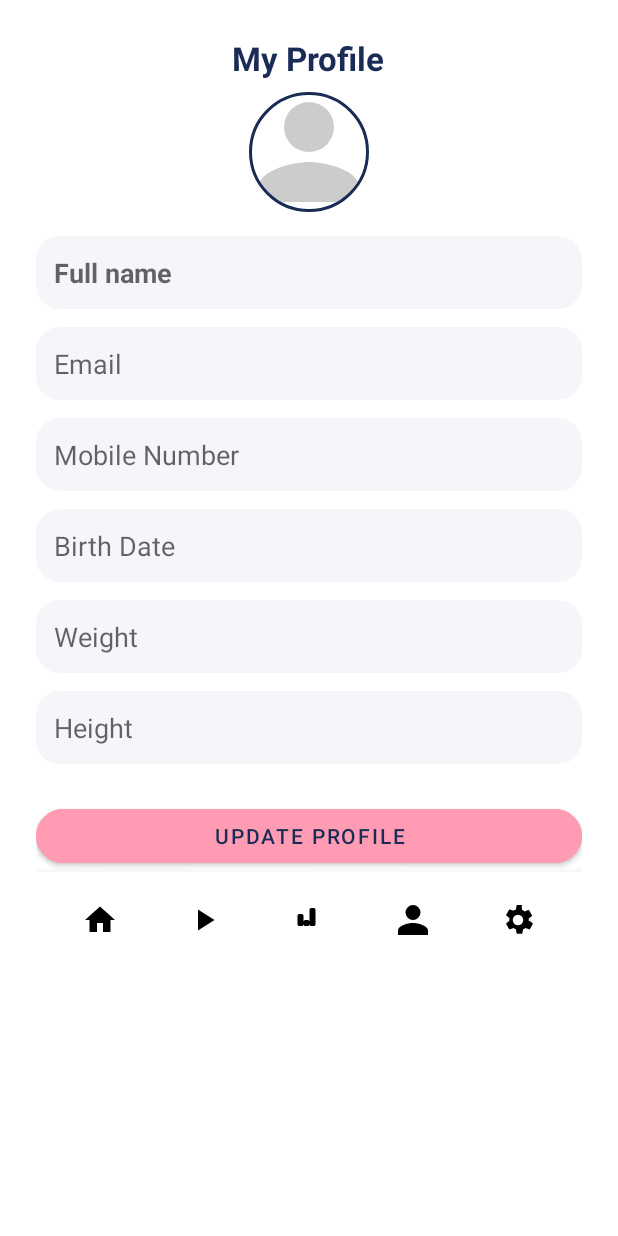
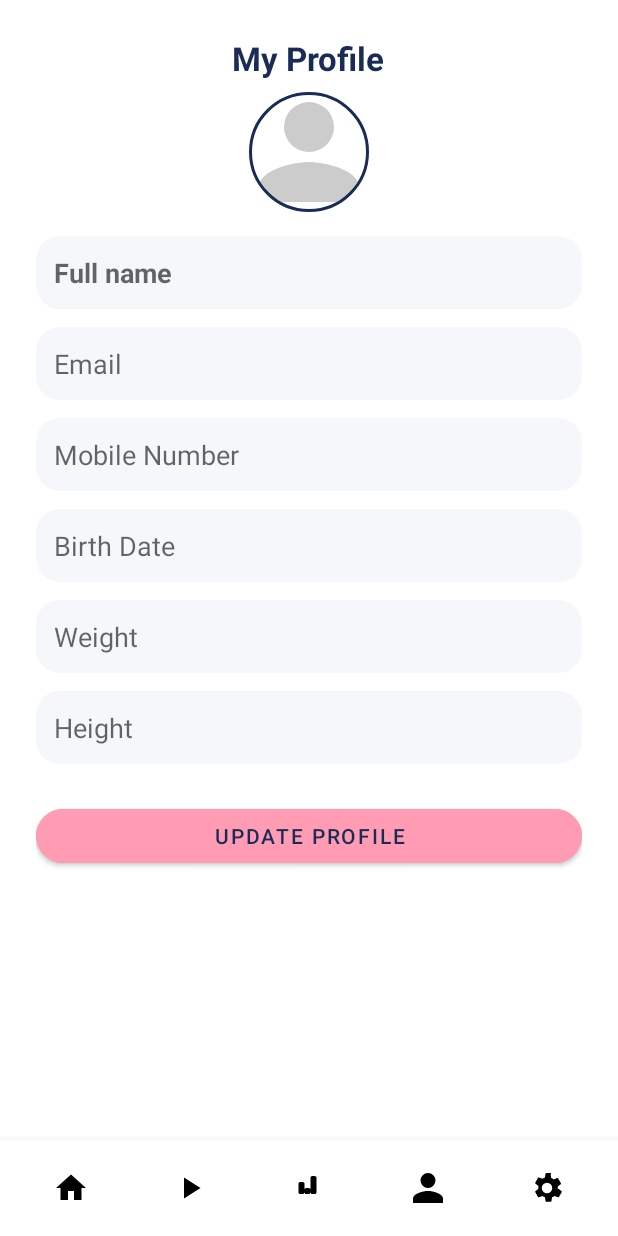
Before and after one commit to NathanaelSjak/FitBuddyV2, an Android app: the AccountDetailsActivity screen opened directly, with no data from a screen before it, on a phone screen of 412 x 824 dp. Run offline under Robolectric (Android 15) with nearby library versions, the phone set to English and light mode, and no system bars; our stand-ins replace CircleImageView, Firebase (no records; nobody signed in at launch, a user with empty details on screens opened directly).

Commit message:
update
update

```diff
--- a/app/src/main/java/com/example/fitbuddy/view/RegisterActivity5.kt
+++ b/app/src/main/java/com/example/fitbuddy/view/RegisterActivity5.kt
@@ -171,7 +171,7 @@ class RegisterActivity5 : AppCompatActivity() {
                             this@RegisterActivity5,
                             "success", Toast.LENGTH_SHORT
                         )
-//                        startActivity(Intent(this@RegisterActivity5, HomeActivity::class.java))
+                        startActivity(Intent(this@RegisterActivity5, ProfileActivity::class.java))
                         finishAffinity()
                     },
                     onFailure = { exception ->
--- a/app/src/main/res/drawable/bg_profile_name_label.xml
+++ b/app/src/main/res/drawable/bg_profile_name_label.xml
@@ -1,5 +1,7 @@
 <?xml version="1.0" encoding="utf-8"?>
-<shape xmlns:android="http://schemas.android.com/apk/res/android" android:shape="rectangle">
-    <solid android:color="#F5F6FA"/>
-    <corners android:radius="16dp"/>
+<shape xmlns:android="http://schemas.android.com/apk/res/android">
+    <solid android:color="#F5F7FB" />
+    <corners android:radius="16dp" />
+    <padding android:left="8dp" android:top="8dp" android:right="8dp" android:bottom="8dp" />
+    <elevation android:shadowColor="#22000000" android:shadowRadius="4" />
 </shape>
--- a/app/src/main/res/layout/activity_account_details.xml
+++ b/app/src/main/res/layout/activity_account_details.xml
@@ -1,9 +1,15 @@
 <?xml version="1.0" encoding="utf-8"?>
-<ScrollView xmlns:android="http://schemas.android.com/apk/res/android"
+<androidx.constraintlayout.widget.ConstraintLayout xmlns:android="http://schemas.android.com/apk/res/android"
+    xmlns:app="http://schemas.android.com/apk/res-auto"
     android:layout_width="match_parent"
     android:layout_height="match_parent"
-    xmlns:app="http://schemas.android.com/apk/res-auto"
     android:background="@color/white">
+
+    <ScrollView
+        android:layout_width="match_parent"
+        android:layout_height="0dp"
+        app:layout_constraintTop_toTopOf="parent"
+        app:layout_constraintBottom_toTopOf="@id/bottomNavBar">
 
         <LinearLayout
             android:layout_width="match_parent"
@@ -106,13 +112,14 @@
                 android:textColor="@color/navy_blue"
                 app:cornerRadius="25dp" />
 
+        </LinearLayout>
+    </ScrollView>
+
     <include
         android:id="@+id/bottomNavBar"
         layout="@layout/bottom_nav_bar"
         android:layout_width="match_parent"
         android:layout_height="wrap_content"
-            android:layout_gravity="bottom" />
+        app:layout_constraintBottom_toBottomOf="parent" />
 
-    </LinearLayout>
-
-</ScrollView>
+</androidx.constraintlayout.widget.ConstraintLayout>
```
Also changed, not shown: app/src/main/res/drawable/ic_launcher_foreground.xml (+10 -27 lines), app/src/main/res/drawable/ic_lock.xml (added, +10 -0 lines), app/src/main/res/drawable/password_strength_progress.xml (+6 -6 lines). Lines whose indentation alone changed are shown as unchanged.
